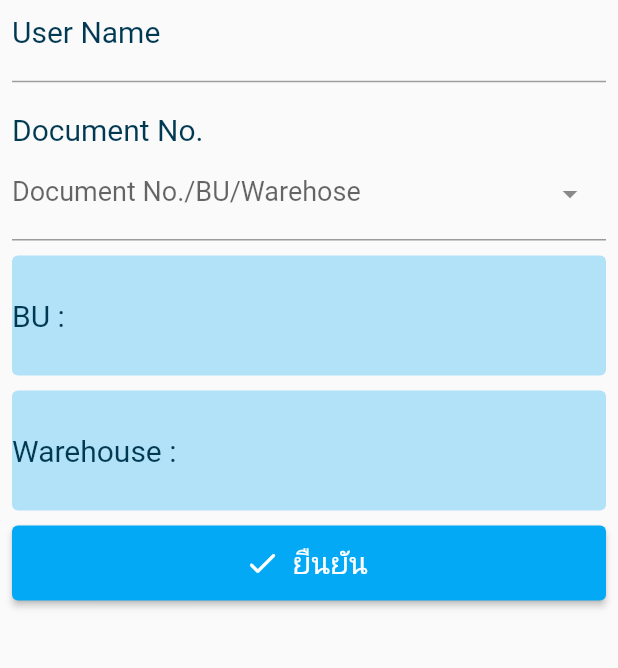
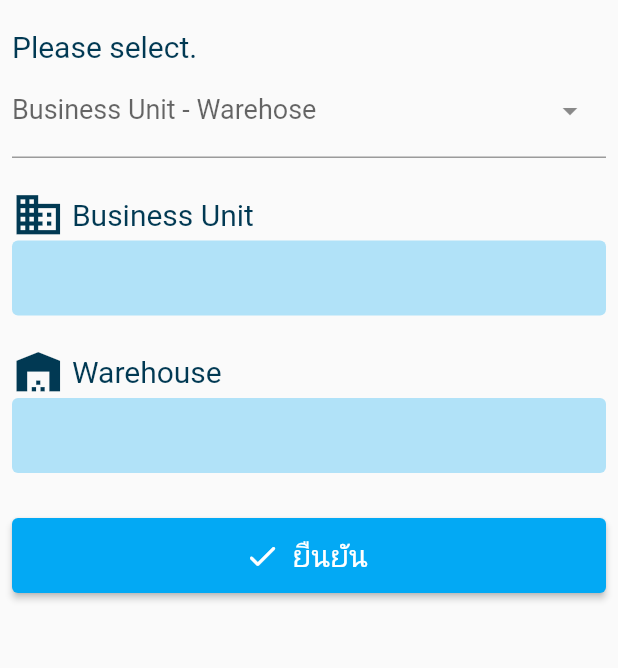
Before and after one commit to KorOkami/StockCount, a Flutter app: the BU_Screen screen opened directly with empty values, on a phone screen of 412 x 824 dp, the part 302-970 px from its top. Run offline on Flutter 3.47's test engine with Material 2 defaults, Android fonts, the phone set to English and light mode, and no system bars; drawn by our look-alikes of dropdown_search; our stand-ins replace form_field_validator, google_fonts, motion_tab_bar_v2; missing offline and left inert: dart:ffi, qrscan; network calls fail; Roboto replaces fonts that are missing (Prompt).

Commit message:
Change BU Screen

```diff
--- a/lib/model/bu_detail.dart
+++ b/lib/model/bu_detail.dart
@@ -1,7 +1,16 @@
+import 'package:flutter/material.dart';
+
 class BU_Detail {
-  String BU;
-  String Warehouse;
-  String DocNum;
+  String id;
+  String buCode;
+  String buName;
+  String whsCode;
+  String whsName;
+  String docNum;
+  String controlLot;
+  String remark;
+  String status;
 
-  BU_Detail(this.BU, this.Warehouse, this.DocNum);
+  BU_Detail(this.id, this.buCode, this.buName, this.whsCode, this.whsName,
+      this.docNum, this.controlLot, this.remark, this.status);
 }
--- a/lib/model/countingDoc.dart
+++ b/lib/model/countingDoc.dart
@@ -15,8 +15,10 @@ class CountingDoc {
     this.id,
     this.docNum,
     this.docDate,
-    this.businessUnit,
-    this.warehouse,
+    this.buCode,
+    this.buName,
+    this.whsCode,
+    this.whsName,
     this.controlLot,
     this.remarks,
     this.status,
@@ -25,8 +27,10 @@ class CountingDoc {
   String? id;
   String? docNum;
   DateTime? docDate;
-  String? businessUnit;
-  String? warehouse;
+  String? buCode;
+  String? buName;
+  String? whsCode;
+  String? whsName;
   String? controlLot;
   String? remarks;
   String? status;
@@ -36,8 +40,10 @@ class CountingDoc {
         docNum: json["docNum"],
         docDate:
             json["docDate"] == null ? null : DateTime.parse(json["docDate"]),
-        businessUnit: json["businessUnit"],
-        warehouse: json["warehouse"],
+        buCode: json["buCode"],
+        buName: json["buName"],
+        whsCode: json["whsCode"],
+        whsName: json["whsName"],
         controlLot: json["controlLot"],
         remarks: json["remarks"],
         status: json["status"],
@@ -47,10 +53,16 @@ class CountingDoc {
         "id": id,
         "docNum": docNum,
         "docDate": docDate?.toIso8601String(),
-        "businessUnit": businessUnit,
-        "warehouse": warehouse,
+        "buCode": buCode,
+        "buName": buName,
+        "whsCode": whsCode,
+        "whsName": whsName,
         "controlLot": controlLot,
         "remarks": remarks,
         "status": status,
       };
+
+  String userAsString() {
+    return '${this.buCode} - ${this.whsCode}';
+  }
 }
--- a/lib/screen/bu_screen.dart
+++ b/lib/screen/bu_screen.dart
@@ -27,7 +27,7 @@ class BU_Screen extends StatefulWidget {
 class _BU_ScreenState extends State<BU_Screen> {
   final formKey = GlobalKey<FormState>();
   late Future<List<CountingDoc>> Document_List;
-  BU_Detail BU = BU_Detail("", "", "");
+  BU_Detail BU = BU_Detail("", "", "", "", "", "", "", "", "");
 
   @override
   void initState() {
@@ -89,6 +89,24 @@ class _BU_ScreenState extends State<BU_Screen> {
                         child: Row(
                           children: [
                             Icon(
+                              Icons.person_2,
+                              color: Colors.white,
+                              size: 25,
+                            ),
+                            SizedBox(
+                              width: 5,
+                            ),
+                            Text("${widget.userName}",
+                                style: GoogleFonts.prompt(
+                                    fontSize: 20, color: Colors.white)),
+                          ],
+                        ),
+                      ),
+                      PopupMenuItem<int>(
+                        value: 1,
+                        child: Row(
+                          children: [
+                            Icon(
                               Icons.logout,
                               color: Colors.white,
                               size: 25,
@@ -105,7 +123,7 @@ class _BU_ScreenState extends State<BU_Screen> {
                     ];
                   },
                   onSelected: (value) {
-                    if (value == 0) {
+                    if (value == 1) {
                       showLogout_AlertDialog(context);
                     }
                   })),
@@ -121,7 +139,7 @@ class _BU_ScreenState extends State<BU_Screen> {
                       SizedBox(
                         height: 10,
                       ),
-                      SizedBox(
+                      /*SizedBox(
                         child: Text(
                           "User Name",
                           style: GoogleFonts.prompt(
@@ -142,13 +160,13 @@ class _BU_ScreenState extends State<BU_Screen> {
                           "${widget.userName}",
                           style: GoogleFonts.prompt(fontSize: 18),
                         ),
-                      ),
+                      ),*/
                       SizedBox(
-                        height: 20,
+                        height: 10,
                       ),
                       SizedBox(
                         child: Text(
-                          "Document No.",
+                          "Please select.",
                           style: GoogleFonts.prompt(
                               fontSize: 20,
                               color: Color.fromARGB(255, 1, 57, 83)),
@@ -158,20 +176,29 @@ class _BU_ScreenState extends State<BU_Screen> {
                         autoValidateMode: AutovalidateMode.onUserInteraction,
                         popupProps: PopupProps.dialog(
                             showSearchBox: true), // Popup search
+
                         asyncItems: (filter) => Document_List, //GetBU(filter),
+
                         itemAsString: (CountingDoc? u) =>
-                            u?.docNum ?? "", //กำหนดฟิลล์ที่ต้องการให้เลือก
+                            u?.userAsString() ??
+                            "", //กำหนดฟิลล์ที่ต้องการให้เลือก
 
                         onChanged: (value) {
                           setState(() {
-                            BU.DocNum = value!.docNum ?? "";
-                            BU.BU = value.businessUnit ?? "";
-                            BU.Warehouse = value.warehouse ?? "";
+                            BU.id = value!.id ?? "";
+                            BU.buCode = value.buCode ?? "";
+                            BU.buName = value.buName ?? "";
+                            BU.whsCode = value.whsCode ?? "";
+                            BU.whsName = value.whsName ?? "";
+                            BU.docNum = value.docNum ?? "";
+                            BU.controlLot = value.controlLot ?? "";
+                            BU.remark = value.remarks ?? "";
+                            BU.status = value.status ?? "";
                           });
                         },
                         dropdownDecoratorProps: DropDownDecoratorProps(
                             dropdownSearchDecoration: InputDecoration(
-                                labelText: "Document No./BU/Warehose"),
+                                labelText: "Business Unit - Warehose"),
                             baseStyle: GoogleFonts.prompt(fontSize: 18)),
                         validator: (value) {
                           if (value == null) {
@@ -180,48 +207,97 @@ class _BU_ScreenState extends State<BU_Screen> {
                         },
                       ),
                       SizedBox(
-                        height: 10,
+                        height: 20,
+                      ),
+                      Row(
+                        crossAxisAlignment: CrossAxisAlignment.center,
+                        children: [
+                          SizedBox(
+                            child: Icon(
+                              Icons.business,
+                              color: Color.fromARGB(255, 1, 57, 83),
+                              size: 35,
+                            ),
+                          ),
+                          Text(
+                            " Business Unit",
+                            style: GoogleFonts.prompt(
+                                fontSize: 20,
+                                color: Color.fromARGB(255, 1, 57, 83)),
+                          ),
+                        ],
                       ),
                       Container(
                         alignment: Alignment.centerLeft,
-                        height: 80,
+                        height: 50,
                         width: double.infinity,
                         decoration: BoxDecoration(
                           color: Color.fromARGB(255, 177, 226, 248),
                           borderRadius: BorderRadius.circular(4),
                         ),
                         //color: Color.fromARGB(255, 128, 210, 248),
+                        child: Padding(
+                          padding: const EdgeInsets.all(8.0),
                           child: SizedBox(
                             child: Text(
-                            "BU : ${BU.BU}",
+                              "${BU.buName}",
                               style: GoogleFonts.prompt(
                                   fontSize: 20,
                                   color: Color.fromARGB(255, 1, 57, 83)),
                             ),
                           ),
                         ),
+                      ),
                       SizedBox(
-                        height: 10,
+                        height: 20,
+                      ),
+                      Row(
+                        crossAxisAlignment: CrossAxisAlignment.center,
+                        children: [
+                          SizedBox(
+                            child: Icon(
+                              Icons.warehouse,
+                              color: Color.fromARGB(255, 1, 57, 83),
+                              size: 35,
+                            ),
+                          ),
+                          Text(
+                            " Warehouse",
+                            style: GoogleFonts.prompt(
+                                fontSize: 20,
+                                color: Color.fromARGB(255, 1, 57, 83)),
+                          ),
+                        ],
                       ),
                       Container(
                         alignment: Alignment.centerLeft,
-                        height: 80,
+                        height: 50,
                         width: double.infinity,
                         decoration: BoxDecoration(
                           color: Color.fromARGB(255, 177, 226, 248),
                           borderRadius: BorderRadius.circular(4),
                         ),
-                        child: SizedBox(
+                        child: Padding(
+                          padding: const EdgeInsets.all(8.0),
+                          child: SingleChildScrollView(
+                            child: Column(
+                              crossAxisAlignment: CrossAxisAlignment.start,
+                              children: [
+                                SizedBox(
                                   child: Text(
-                            "Warehouse : ${BU.Warehouse}",
+                                    "${BU.whsName}",
                                     style: GoogleFonts.prompt(
                                         fontSize: 20,
                                         color: Color.fromARGB(255, 1, 57, 83)),
                                   ),
                                 ),
+                              ],
+                            ),
+                          ),
+                        ),
                       ),
                       SizedBox(
-                        height: 10,
+                        height: 30,
                       ),
                       SizedBox(
                         width: double.infinity,
```
Also changed, not shown: lib/screen/count_screen.dart (+21 -3 lines). Lines whose indentation alone changed are shown as unchanged.
